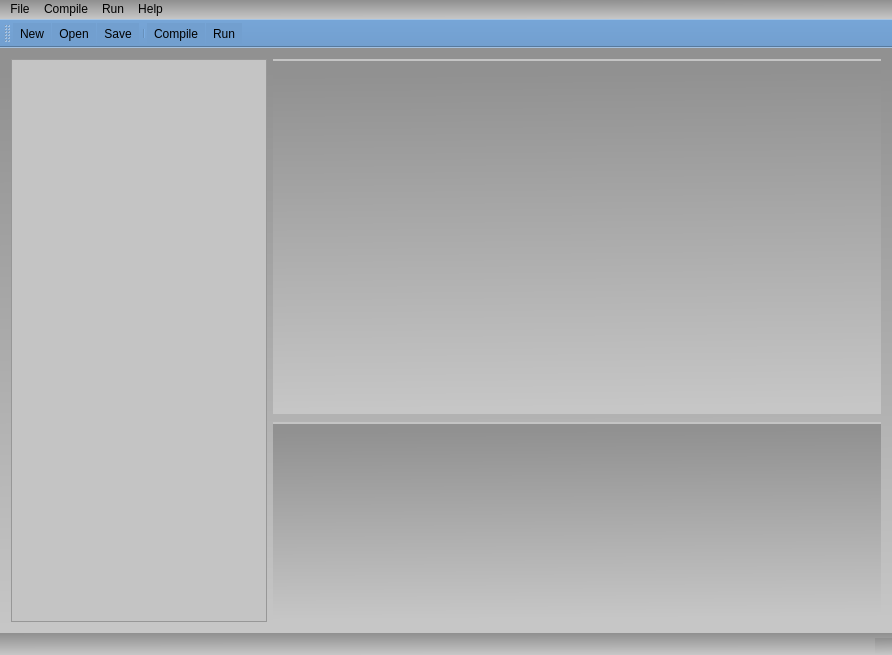
Old version of the form mainwindow.ui in the repository RunheZH/SCAPES.
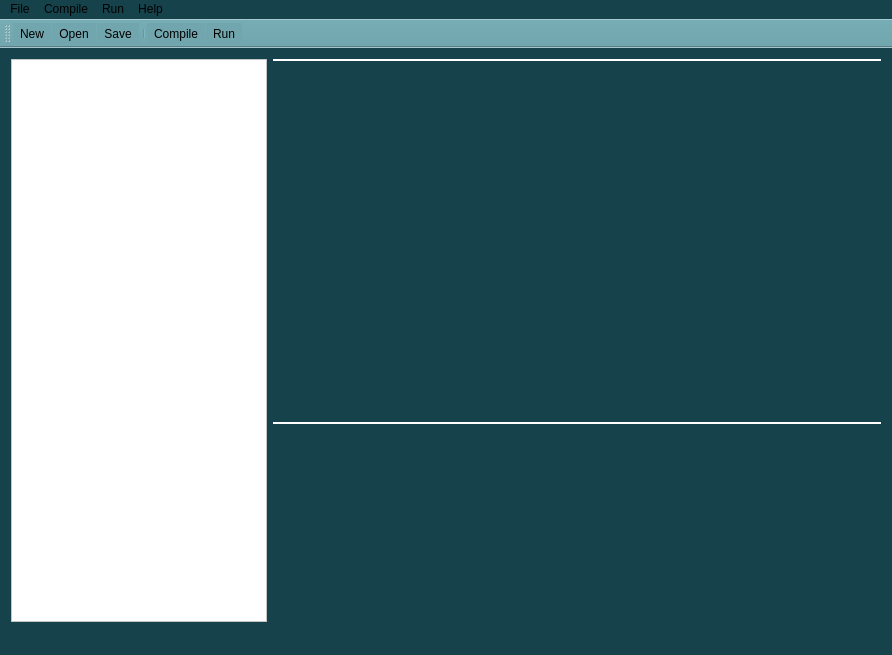
New version of the form. Icons and pictures are not drawn.

Commit message:
Interface beautify 1 (#16)
* interface - beautify_1

* interface - beautify

```diff
--- a/mainwindow.ui
+++ b/mainwindow.ui
@@ -14,7 +14,7 @@
    <string>MainWindow</string>
   </property>
   <property name="styleSheet">
-   <string notr="true">background-color: qlineargradient(spread:pad, x1:0.502538, y1:0.034, x2:0.517766, y2:0.983, stop:0 rgba(145, 145, 145, 255), stop:1 rgba(198, 198, 198, 255));</string>
+   <string notr="true">background-color: rgb(22,67,75);</string>
   </property>
   <widget class="QWidget" name="centralWidget">
    <layout class="QGridLayout" name="gridLayout">
@@ -24,7 +24,7 @@
        <widget class="QTabWidget" name="tabWidget">
         <property name="styleSheet">
          <string notr="true">QTabWidget::pane {
-    border-top: 2px solid rgb(196, 196, 196);
+    border-top: 2px solid rgb(255, 255, 255);
 }
 
 QTabWidget::tab-bar {
@@ -32,9 +32,7 @@
 }
 
 QTabBar::tab {
-    background: qlineargradient(spread:pad, x1:0.5, y1:0, x2:0.5, y2:1, stop:0 rgba(90, 131, 174, 255), stop:1 rgba(117, 176, 238, 255));
-    border: 2px solid rgb(90, 131, 174);
-    border-bottom-color: rgb(90, 131, 174);
+    background: rgb(147,204,213);
     border-top-left-radius: 4px;
     border-top-right-radius: 4px;
     min-width: 13ex;
@@ -47,9 +45,7 @@
 }
 
 QTabBar::tab:selected {
-	background: qlineargradient(spread:pad, x1:0.5, y1:0, x2:0.5, y2:1, stop:0 rgba(52, 101, 164, 255), stop:1 rgba(114, 159, 207, 255));
-    border-color: rgb(52, 101, 164);
-    border-bottom-color: rgb(52, 101, 164);
+	background: rgb(72, 160, 177);
 }
 
 QTabBar::tab:!selected {
@@ -107,7 +103,7 @@
         </property>
         <property name="styleSheet">
          <string notr="true">QTreeView {
-    background-color: rgb(196, 196, 196);
+    background-color: rgb(255, 255, 255);
 }
 
 QTreeView {
@@ -115,7 +111,7 @@
 }
 
 QTreeView::item {
-    border: 1px solid rgb(142, 141, 141);
+    border: 1px solid rgb(147, 204, 213);
     border-top-color: transparent;
     border-bottom-color: transparent;
 }
@@ -126,14 +122,14 @@
 }
 
 QTreeView::item:selected {
-    border: 1px solid qlineargradient(spread:pad, x1:0.5, y1:0, x2:0.5, y2:1, stop:0 rgba(52, 101, 164, 255), stop:1 rgba(114, 159, 207, 255));
+    border: rgb(72, 160, 177);
 }
 
 QTreeView::item:selected:active{
-    background: rgb(52, 101, 164);
-	border: 1px solid rgb(52, 101, 164);
+    background: rgb(72, 160, 177);
+	border: 1px solid rgba(72, 160, 177, 144);
 }
-QTreeView{selection-background-color: rgba(243, 67, 12, 0);}</string>
+QTreeView{selection-background-color: rgba(72, 160, 177, 0);}</string>
         </property>
        </widget>
       </item>
@@ -160,7 +156,7 @@
         </property>
         <property name="styleSheet">
          <string notr="true">QTabWidget::pane {
-    border-top: 2px solid rgb(196, 196, 196);
+    border-top: 2px solid rgb(255, 255, 255);
 }
 
 QTabWidget::tab-bar {
@@ -168,9 +164,7 @@
 }
 
 QTabBar::tab {
-    background: qlineargradient(spread:pad, x1:0.5, y1:0, x2:0.5, y2:1, stop:0 rgba(90, 131, 174, 255), stop:1 rgba(117, 176, 238, 255));
-    border: 2px solid rgb(90, 131, 174);
-    border-bottom-color: rgb(90, 131, 174);
+    background: rgb(147,204,213);
     border-top-left-radius: 4px;
     border-top-right-radius: 4px;
     min-width: 20ex;
@@ -183,9 +177,7 @@
 }
 
 QTabBar::tab:selected {
-	background: qlineargradient(spread:pad, x1:0.5, y1:0, x2:0.5, y2:1, stop:0 rgba(52, 101, 164, 255), stop:1 rgba(114, 159, 207, 255));
-    border-color: rgb(52, 101, 164);
-    border-bottom-color: rgb(52, 101, 164);
+	background: rgb(72, 160, 177);
 }
 
 QTabBar::tab:!selected {
@@ -281,7 +273,7 @@
     <bool>false</bool>
    </property>
    <property name="styleSheet">
-    <string notr="true">background-color: rgb(114, 159, 207)</string>
+    <string notr="true">background-color: rgb(114, 166, 174);</string>
    </property>
    <attribute name="toolBarArea">
     <enum>TopToolBarArea</enum>
```
Left out of the diff: 8 changed lines with no effect on the pictures. The commit also changes 7 other files.
